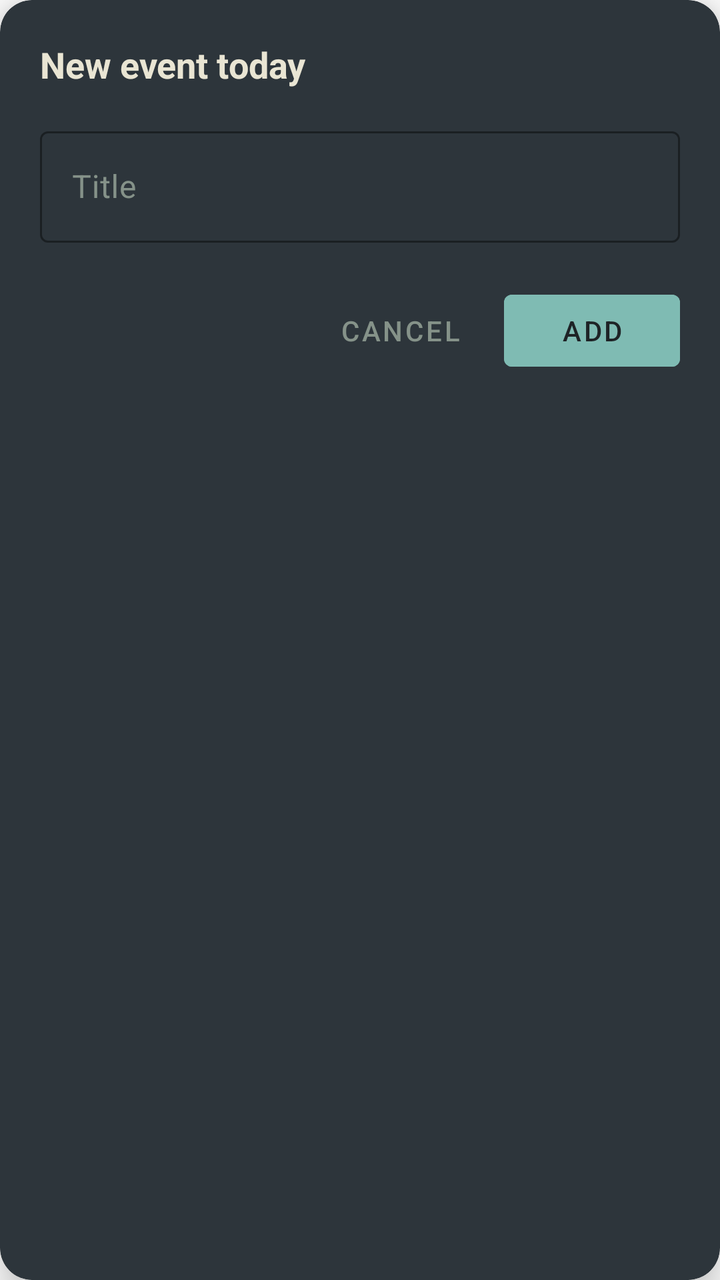
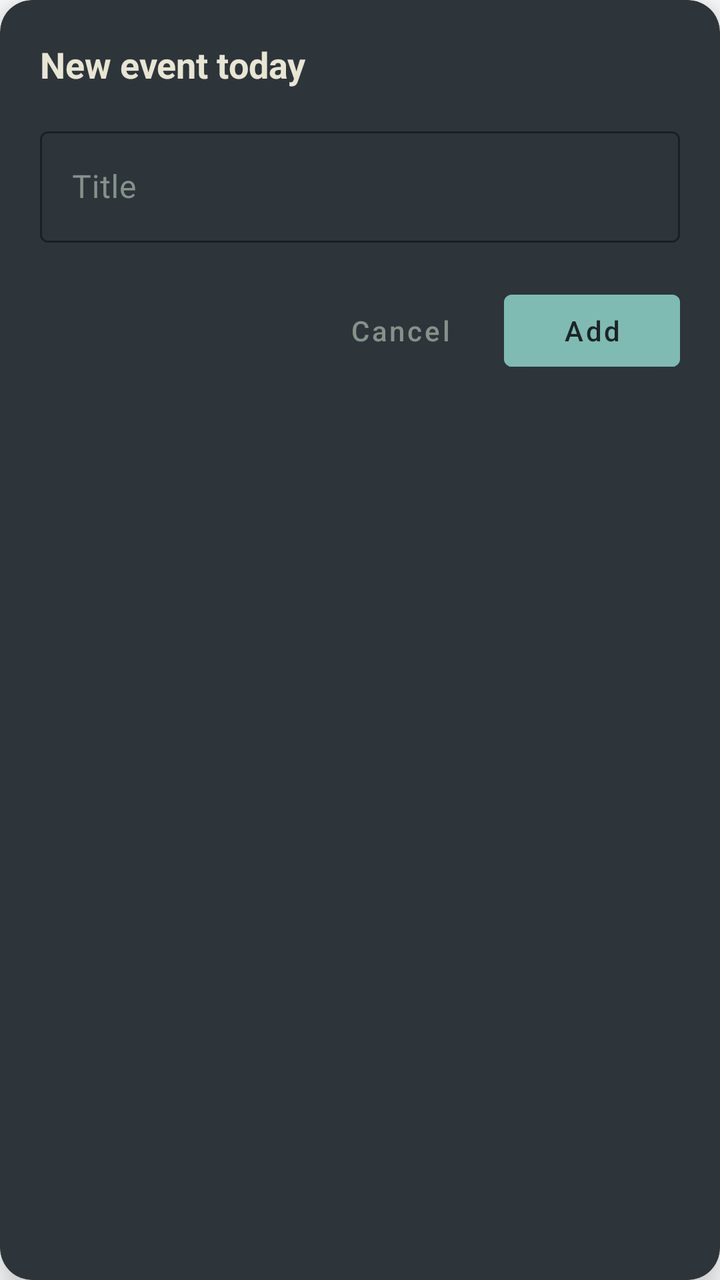

The first picture is an Android layout as it rendered before a commit; the second is the same layout after the commit. The layout source and the unified diff follow.
<!-- AndroidManifest.xml: activity theme Theme.Calendar.Dialog -->
<!-- res/layout/activity_quick_add.xml -->
<?xml version="1.0" encoding="utf-8"?>
<androidx.cardview.widget.CardView xmlns:android="http://schemas.android.com/apk/res/android"
    xmlns:app="http://schemas.android.com/apk/res-auto"
    android:layout_width="300dp"
    android:layout_height="wrap_content"
    android:layout_gravity="center"
    android:layout_margin="24dp"
    app:cardBackgroundColor="#2D353B"
    app:cardCornerRadius="16dp"
    app:cardElevation="12dp">

    <LinearLayout
        android:layout_width="match_parent"
        android:layout_height="wrap_content"
        android:orientation="vertical"
        android:padding="20dp">

        <TextView
            android:id="@+id/quickAddHeading"
            android:layout_width="match_parent"
            android:layout_height="wrap_content"
            android:text="New event today"
            android:textColor="#E9E5D3"
            android:textSize="18sp"
            android:textStyle="bold"
            android:layout_marginBottom="16dp" />

        <com.google.android.material.textfield.TextInputLayout
            android:id="@+id/quickAddTitleLayout"
            style="@style/Widget.MaterialComponents.TextInputLayout.OutlinedBox"
            android:layout_width="match_parent"
            android:layout_height="wrap_content"
            android:hint="Title"
            android:textColorHint="#859289"
            app:boxStrokeColor="#7FBBB3"
            app:hintTextColor="#7FBBB3">

            <com.google.android.material.textfield.TextInputEditText
                android:id="@+id/quickAddTitle"
                android:layout_width="match_parent"
                android:layout_height="wrap_content"
                android:imeOptions="actionDone"
                android:inputType="text"
                android:maxLines="2"
                android:textColor="#E9E5D3"
                android:textSize="16sp" />
        </com.google.android.material.textfield.TextInputLayout>

        <LinearLayout
            android:layout_width="match_parent"
            android:layout_height="wrap_content"
            android:layout_marginTop="20dp"
            android:gravity="end"
            android:orientation="horizontal">

            <com.google.android.material.button.MaterialButton
                android:id="@+id/quickAddCancel"
                style="@style/Widget.MaterialComponents.Button.TextButton"
                android:layout_width="wrap_content"
                android:layout_height="wrap_content"
                android:text="Cancel"
                android:textColor="#859289" />

            <com.google.android.material.button.MaterialButton
                android:id="@+id/quickAddSave"
                android:layout_width="wrap_content"
                android:layout_height="wrap_content"
                android:layout_marginStart="8dp"
                android:backgroundTint="#7FBBB3"
                android:text="Add"
                android:textColor="#1E2326" />

        </LinearLayout>

    </LinearLayout>

</androidx.cardview.widget.CardView>
<!-- resources referenced by this layout -->
<resources>
  <style name="Theme.Calendar.Dialog" parent="Theme.MaterialComponents.DayNight.Dialog">
          <item name="android:windowIsFloating">true</item>
          <item name="android:windowBackground">@android:color/transparent</item>
      </style>
</resources>

<!-- the commit's change to res/layout/activity_quick_add.xml (unified diff, before → after) -->
@@ -59,6 +59,7 @@
                 android:layout_width="wrap_content"
                 android:layout_height="wrap_content"
                 android:text="Cancel"
+                android:textAllCaps="false"
                 android:textColor="#859289" />
 
             <com.google.android.material.button.MaterialButton
<!-- resource entries referenced after the edit -->
@@ -3,6 +3,12 @@
   <style name="Theme.Calendar.Dialog" parent="Theme.MaterialComponents.DayNight.Dialog">
           <item name="android:windowIsFloating">true</item>
           <item name="android:windowBackground">@android:color/transparent</item>
+          <item name="android:windowDisablePreview">true</item>
+          <item name="android:windowAnimationStyle">@null</item>
+          <item name="materialButtonStyle">@style/Widget.Calendar.Button</item>
+      </style>
+  <style name="Widget.Calendar.Button" parent="Widget.MaterialComponents.Button">
+          <item name="android:textAllCaps">false</item>
       </style>
 </resources>
 
